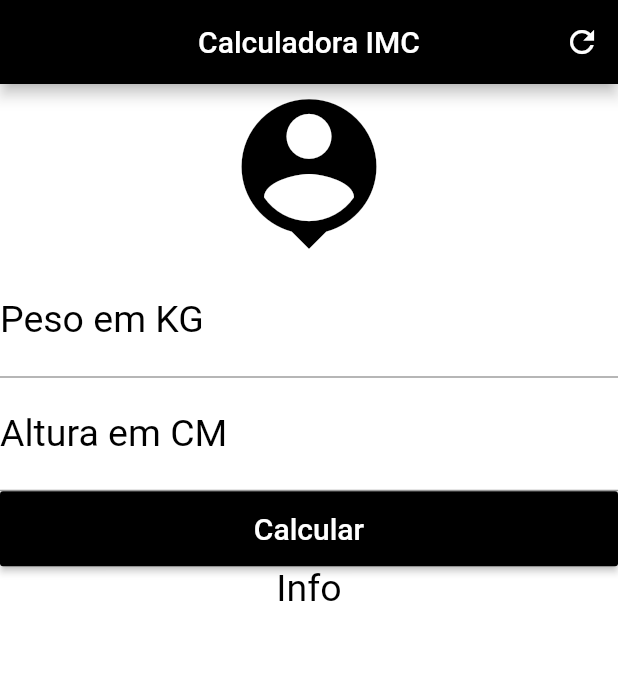
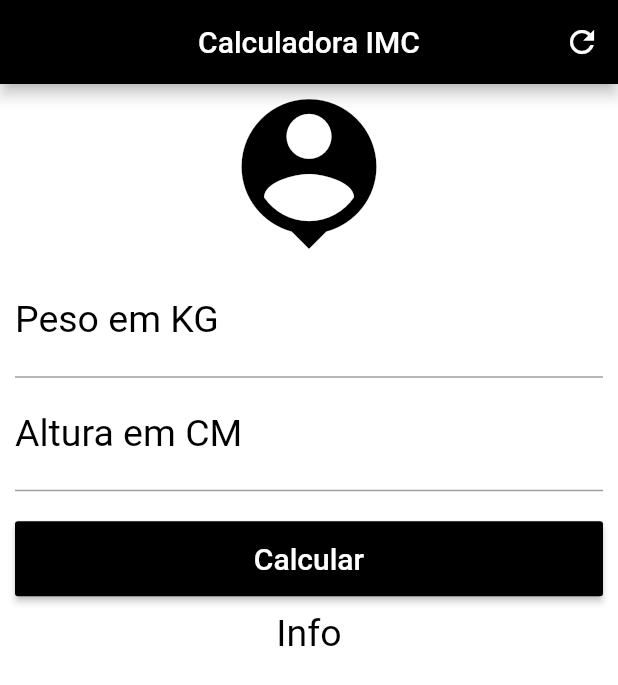
Before and after one commit to Marcuspo/flutter-imc-calculator, a Flutter app: the screen it shows after launch, on a phone screen of 412 x 824 dp. Shown: the top 685 px of the screen. Run offline on Flutter 3.47's test engine with Material 2 defaults, Android fonts, the phone set to English and light mode, and no system bars.

Commit message:
Finalizando laytou

```diff
--- a/lib/main.dart
+++ b/lib/main.dart
@@ -3,6 +3,8 @@ import 'package:flutter/material.dart';
 void main () {
   runApp(MaterialApp(
     home: Home(),
+    debugShowCheckedModeBanner: false,
+    title: "Calculadora IMC",
     ));
 }
 
@@ -30,6 +32,7 @@ class _HomeState extends State<Home> {
       ),
       backgroundColor: Colors.white,
       body: SingleChildScrollView(
+        padding: EdgeInsets.fromLTRB(10, 0, 10, 0),
           child: Column(
           crossAxisAlignment: CrossAxisAlignment.stretch,
           children: <Widget>[
@@ -56,6 +59,9 @@ class _HomeState extends State<Home> {
               fontSize: 25.0,
               ),
             ),
+            Padding(
+              padding: EdgeInsets.only(top: 20, bottom: 10),
+              child:
                 Container(
                 height: 50,
                 child:
@@ -63,6 +69,7 @@ class _HomeState extends State<Home> {
                   onPressed: () {},
                   child: Text("Calcular", style: TextStyle(color: Colors.white, fontSize: 20),),
                   color: Colors.black,
+                ),
               ),
             ),
             Text("Info",
```
Lines whose indentation alone changed are shown as unchanged.
